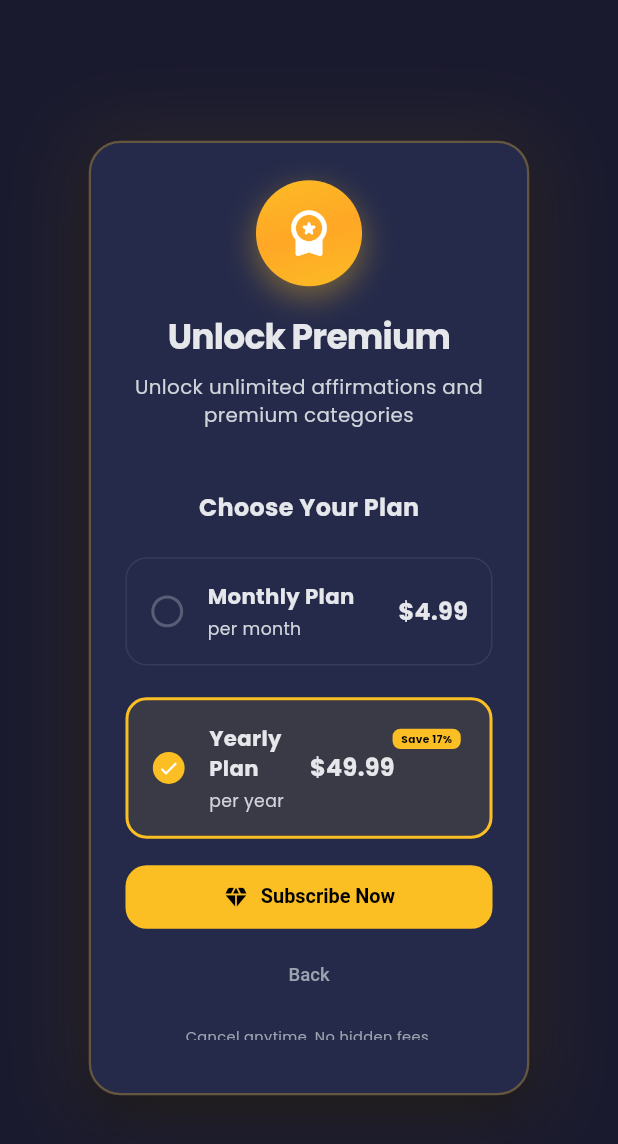
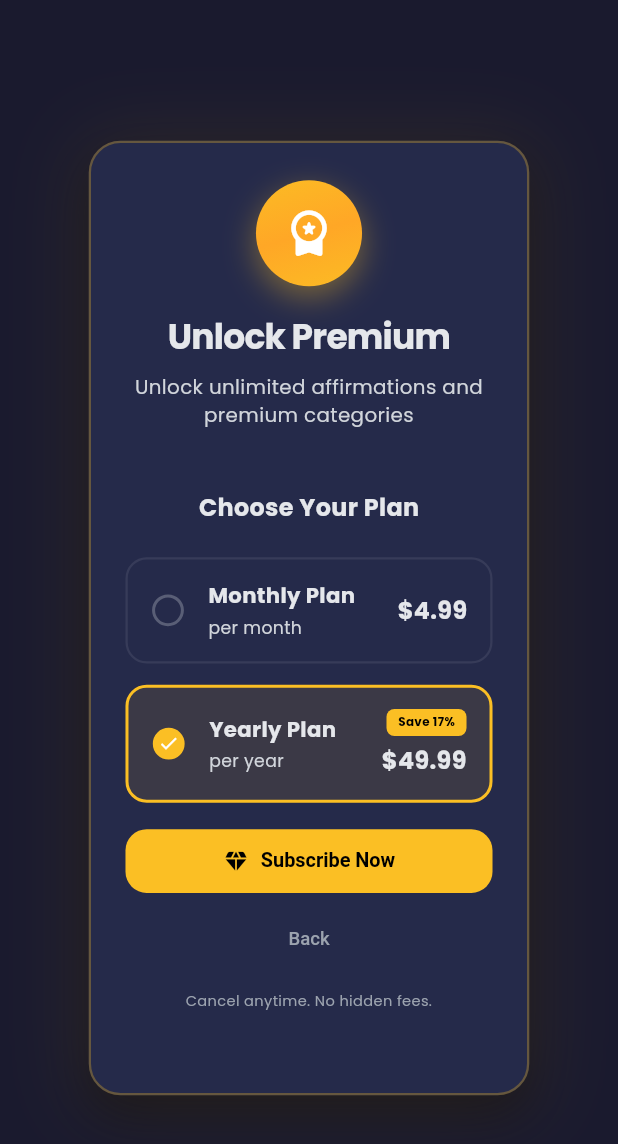
Before and after one commit to SenGuru/manifestation, a Flutter app: the PremiumUpgradeDialog widget shown alone on an empty page, opened directly, after a tap on "Upgrade Now", on a phone screen of 412 x 824 dp. Shown: the top 1144 px of the screen. Run offline on Flutter 3.47's test engine with Material 3 defaults, Android fonts, the phone set to English and light mode, and no system bars; our stand-ins replace audioplayers, chopper, flutter_screenutil, flutter_tabler_icons, flutter_tts, google_fonts and 3 more; missing offline and left inert: in_app_purchase_android, in_app_purchase_storekit, text_to_speech; accounts and stored records are empty; statements that could not run were skipped.

Commit message:
added changes to premium dialog

```diff
--- a/Source/Mobile/lib/components/premium_upgrade_dialog.dart
+++ b/Source/Mobile/lib/components/premium_upgrade_dialog.dart
@@ -474,29 +474,26 @@ class _PremiumUpgradeDialogState extends State<PremiumUpgradeDialog>
 
     return GestureDetector(
       onTap: () => setState(() => _selectedPlan = planId),
-      child: Container(
-        margin: EdgeInsets.only(top: isPopular ? 8.h : 0), // Add top margin for badge
+      // The outer margin is no longer needed as the new layout prevents the badge from being cut off.
       child: AnimatedContainer(
         duration: Duration(milliseconds: 200),
         width: double.infinity,
-          padding: EdgeInsets.all(16.w),
+        padding: EdgeInsets.symmetric(vertical: 16.h, horizontal: 16.w),
         decoration: BoxDecoration(
           color: isSelected
-                ? AppTheme.accentGold.withValues(alpha: 0.1)
+              ? AppTheme.accentGold.withOpacity(0.1)
               : AppTheme.cardBackground,
           borderRadius: BorderRadius.circular(16.r),
           border: Border.all(
             color: isSelected
                 ? AppTheme.accentGold
-                  : AppTheme.textSecondary.withValues(alpha: 0.1),
-              width: isSelected ? 2 : 1,
+                : AppTheme.textSecondary.withOpacity(0.1),
+            width: isSelected ? 2 : 1.5,
           ),
         ),
-        child: Stack(
+        child: Row(
           children: [
-            Row(
-              children: [
-                // Selection indicator
+            // Selection indicator (no changes here)
             Container(
               width: 24.w,
               height: 24.h,
@@ -505,22 +502,24 @@ class _PremiumUpgradeDialogState extends State<PremiumUpgradeDialog>
                 border: Border.all(
                   color: isSelected
                       ? AppTheme.accentGold
-                          : AppTheme.textSecondary.withValues(alpha: 0.3),
+                      : AppTheme.textSecondary.withOpacity(0.3),
                   width: 2,
                 ),
                 color: isSelected ? AppTheme.accentGold : Colors.transparent,
               ),
-                  child: isSelected ? Icon(
+              child: isSelected
+                  ? Icon(
                       Icons.check,
                       color: AppTheme.white,
                       size: 16.sp,
-                  ) : null,
+                    )
+                  : null,
             ),
 
             SizedBox(width: 16.w),
 
-                Expanded(
-                  child: Column(
+            // Title and Period - The `Expanded` widget has been removed to prevent wrapping.
+            Column(
               crossAxisAlignment: CrossAxisAlignment.start,
               children: [
                 Text(
@@ -531,9 +530,7 @@ class _PremiumUpgradeDialogState extends State<PremiumUpgradeDialog>
                     color: AppTheme.textPrimary,
                   ),
                 ),
-
                 SizedBox(height: 4.h),
-
                 Text(
                   period,
                   style: TextStyle(
@@ -543,11 +540,34 @@ class _PremiumUpgradeDialogState extends State<PremiumUpgradeDialog>
                 ),
               ],
             ),
+
+            // Spacer pushes the price and badge to the end of the row.
+            Spacer(),
+
+            // Price and Badge are now grouped together in a Column for proper alignment.
+            Column(
+              crossAxisAlignment: CrossAxisAlignment.end,
+              mainAxisAlignment: MainAxisAlignment.center,
+              children: [
+                if (isPopular)
+                  Container(
+                    padding:
+                        EdgeInsets.symmetric(horizontal: 8.w, vertical: 4.h),
+                    decoration: BoxDecoration(
+                      color: AppTheme.accentGold,
+                      borderRadius: BorderRadius.circular(6.r),
                     ),
-
-                Padding(
-                  padding: EdgeInsets.only(right: isPopular ? 50.w : 0), // Add spacing when badge is present
                     child: Text(
+                      savings ?? 'BEST VALUE',
+                      style: TextStyle(
+                        fontSize: 9.sp, // Slightly larger for readability
+                        fontWeight: FontWeight.bold,
+                        color: AppTheme.black,
+                      ),
+                    ),
+                  ),
+                if (isPopular) SizedBox(height: 6.h), // Spacing between badge and price
+                Text(
                   price,
                   style: TextStyle(
                     fontSize: 18.sp,
@@ -555,33 +575,9 @@ class _PremiumUpgradeDialogState extends State<PremiumUpgradeDialog>
                     color: AppTheme.textPrimary,
                   ),
                 ),
+              ],
             ),
           ],
-            ),
-
-            // Best Value badge
-            if (isPopular)
-              Positioned(
-                top: 4.h,
-                right: 4.w,
-                child: Container(
-                  padding: EdgeInsets.symmetric(horizontal: 6.w, vertical: 2.h),
-                  decoration: BoxDecoration(
-                    color: AppTheme.accentGold,
-                    borderRadius: BorderRadius.circular(6.r),
-                  ),
-                  child: Text(
-                    savings ?? 'BEST VALUE',
-                    style: TextStyle(
-                      fontSize: 8.sp,
-                      fontWeight: FontWeight.bold,
-                      color: AppTheme.black,
-                    ),
-                  ),
-                ),
-              ),
-          ],
-        ),
         ),
       ),
     );
```
Lines whose indentation alone changed are shown as unchanged.
